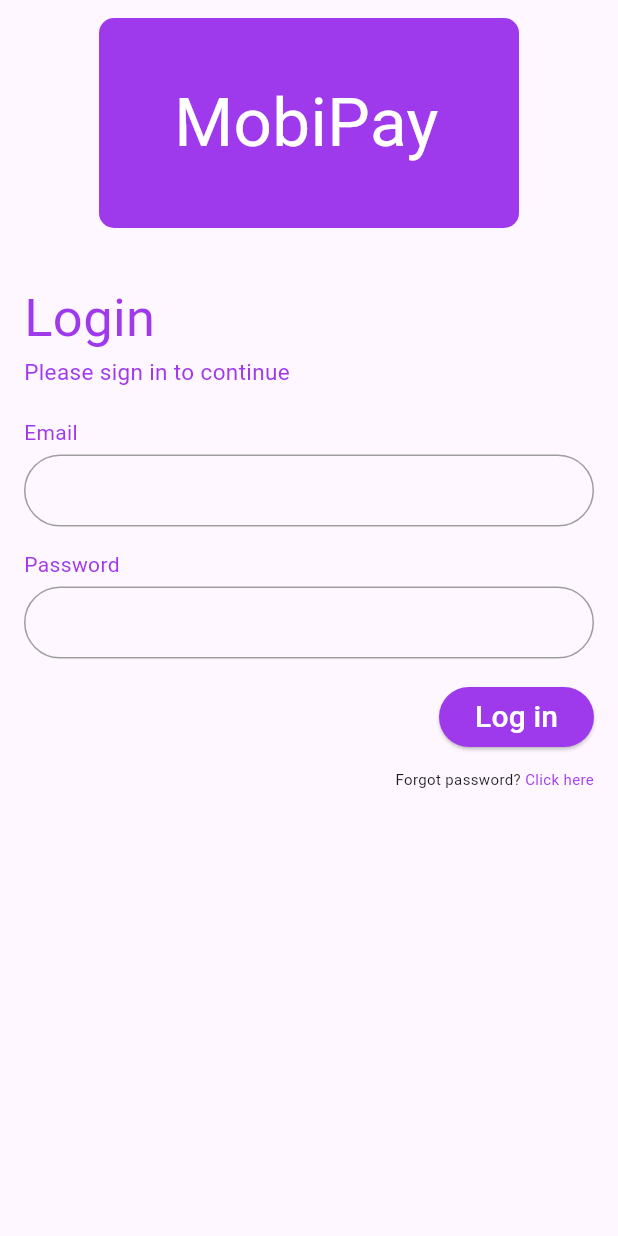
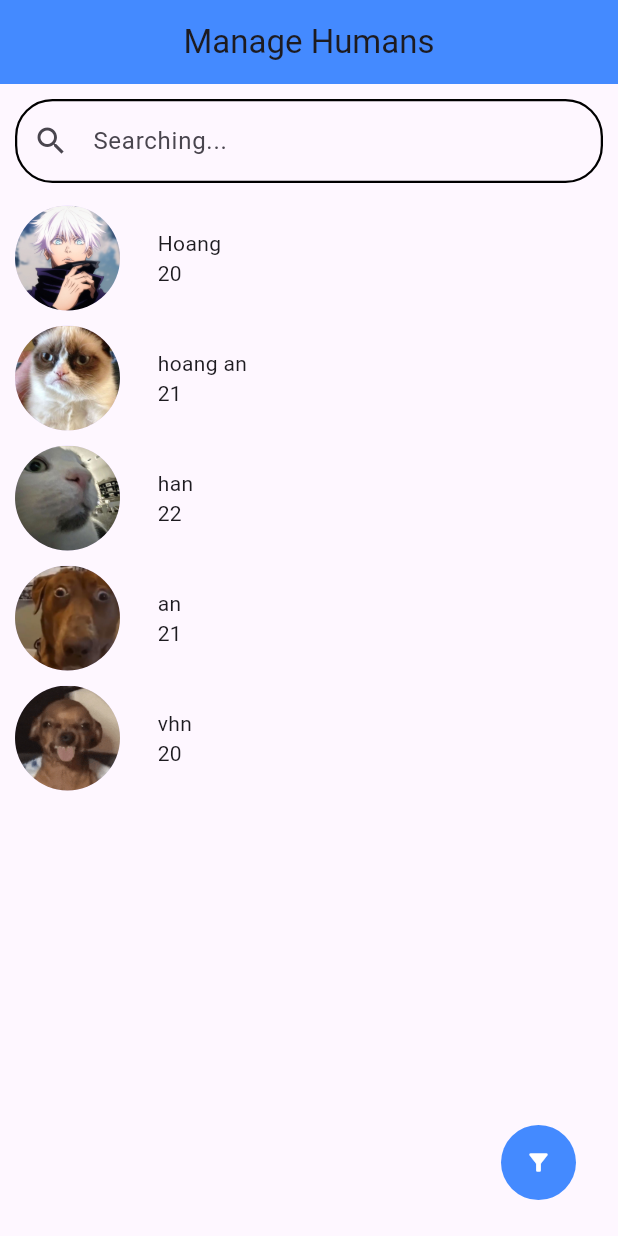
Before and after one commit to hanhan1310/HAnHomeWork, a Flutter app: the screen it shows after launch, on a phone screen of 412 x 824 dp. Run offline on Flutter 3.47's test engine with Material 3 defaults, Android fonts, the phone set to English and light mode, and no system bars.

Commit message:
push_code_btvn_humans_class_to_UI

```diff
--- a/lib/GridViewDemo/demo_grid_view.dart
+++ b/lib/GridViewDemo/demo_grid_view.dart
@@ -1,6 +1,4 @@
-import 'package:flutter/cupertino.dart';
 import 'package:flutter/material.dart';
-import 'package:flutter/widgets.dart';
 import 'package:project_buoi_13/image_class.dart';
 
 class Demo_Grid_View extends StatefulWidget {
--- a/lib/GridViewDemo/test_cards_game.dart
+++ b/lib/GridViewDemo/test_cards_game.dart
@@ -1,6 +1,4 @@
-import 'package:flutter/cupertino.dart';
 import 'package:flutter/material.dart';
-import 'package:flutter/widgets.dart';
 import 'package:project_buoi_13/image_class.dart';
 
 class Demo_Grid_View2 extends StatefulWidget {
--- /dev/null
+++ b/lib/btvn_humans/class_humans.dart
@@ -0,0 +1,8 @@
+class Humans{
+  int _id;
+  String name;
+  int age;
+  String image;
+
+  Humans(this._id, this.name, this.age, this.image);
+}
--- /dev/null
+++ b/lib/btvn_humans/class_manager.dart
@@ -0,0 +1,27 @@
+import 'package:project_buoi_13/btvn_humans/class_humans.dart';
+import 'package:project_buoi_13/image_class.dart';
+
+class Manager extends Humans {
+  static List<Humans> human = [
+    Humans(1, "Hoang", 20, Image_insert.gojo),
+    Humans(2, "hoang an", 21, Image_insert.cat1),
+    Humans(3, "han", 22, Image_insert.cat2),
+    Humans(4, "an", 21, Image_insert.dog2),
+    Humans(5, "vhn", 20, Image_insert.dog1),
+  ];
+  Manager(super.id, super.name, super.age, super.image);
+
+  static void searching(List<Humans> human, String forSearching, List<Humans> saveList) {
+
+    for (int i = 0; i < human.length; i++) {
+      if (human[i].name.contains(forSearching)) {
+        saveList.add(human[i]);
+      }
+    }
+  }
+
+  static List<Humans> sortList(List<Humans> human) {
+    human.sort((b, a) => a.age.compareTo(b.age));
+    return human;
+  }
+}
--- /dev/null
+++ b/lib/btvn_humans/screen.dart
@@ -0,0 +1,131 @@
+import 'package:flutter/material.dart';
+import 'package:project_buoi_13/btvn_humans/class_humans.dart';
+import 'package:project_buoi_13/btvn_humans/class_manager.dart';
+
+class FinalScreen extends StatefulWidget {
+  const FinalScreen({super.key});
+
+  @override
+  State<FinalScreen> createState() => _FinalScreenState();
+}
+
+class _FinalScreenState extends State<FinalScreen> {
+  late List<Humans> humans = [];
+  late List<Humans> saveList = [];
+
+  @override
+  void setState(VoidCallback fn) {
+    // TODO: implement setState
+    super.setState(fn);
+  }
+
+  @override
+  void initState() {
+    // TODO: implement initState
+    saveList;
+    humans = Manager.human;
+    super.initState();
+
+  }
+
+  @override
+  void dispose() {
+    // TODO: implement dispose
+    super.dispose();
+    humans.clear();
+    saveList.clear();
+  }
+
+  @override
+  Widget build(BuildContext context) {
+    return SafeArea(
+      child: Scaffold(
+        appBar: AppBar(
+          title: const Text("Manage Humans"),
+          backgroundColor: Colors.blueAccent,
+          centerTitle: true,
+        ),
+        floatingActionButton: TextButton(
+          onPressed: () {
+            setState(() {
+              Manager.sortList(humans);
+            });
+          },
+          child: Container(
+            height: 50,
+            width: 50,
+            decoration: const BoxDecoration(
+              shape: BoxShape.circle,
+              color: Colors.blueAccent,
+            ),
+            child: const Icon(Icons.filter_list_alt, color: Colors.white,),
+          ),
+
+        ),
+        body: Column(
+          children: [
+            Container(
+              margin: const EdgeInsets.all(10),
+              child: TextFormField(
+                decoration: InputDecoration(
+                  iconColor: Colors.grey,
+                  hintText: "Searching...",
+                  enabledBorder: OutlineInputBorder(
+                    borderRadius: BorderRadius.circular(25),
+                    borderSide:
+                        const BorderSide(color: Colors.black, width: 1.5),
+                  ),
+                  prefixIcon: const Icon(Icons.search),
+                ),
+                onTapOutside: ((even) {
+                  FocusScope.of(context).unfocus();
+                }),
+                onChanged: (value) {
+                  if(value.isEmpty){
+                    saveList = Manager.human;
+                  }else{
+                    Manager.searching(Manager.human, value, saveList);
+                  }
+                  setState(() {
+                    humans = saveList;
+                  },);
+                },
+              ),
+            ),
+            Expanded(
+              child: ListView.builder(
+                itemCount: humans.length,
+                itemBuilder: (context, index) {
+                  return Container(
+                    height: 70,
+                    width: double.maxFinite,
+                    margin: const EdgeInsets.all(5),
+                    child: Row(
+                      children: [
+                        CircleAvatar(
+                          backgroundImage: AssetImage(humans[index].image),
+                          radius: 40,
+                        ),
+                        Container(
+                          margin: const EdgeInsets.symmetric(horizontal: 20),
+                          child: Column(
+                            crossAxisAlignment: CrossAxisAlignment.start,
+                            mainAxisAlignment: MainAxisAlignment.center,
+                            children: [
+                              Text(humans[index].name),
+                              Text(humans[index].age.toString()),
+                            ],
+                          ),
+                        ),
+                      ],
+                    ),
+                  );
+                },
+              ),
+            )
+          ],
+        ),
+      ),
+    );
+  }
+}
--- a/lib/demo_bottom_sheet/demo_bottom_sheet.dart
+++ b/lib/demo_bottom_sheet/demo_bottom_sheet.dart
@@ -1,5 +1,4 @@
 import 'package:flutter/material.dart';
-import 'package:project_buoi_13/image_class.dart';
 
 class DemoBottomSheet extends StatefulWidget {
   const DemoBottomSheet({super.key, required this.count});
--- a/lib/main.dart
+++ b/lib/main.dart
@@ -1,15 +1,5 @@
 import 'package:flutter/material.dart';
-import 'package:project_buoi_13/GridViewDemo/demo_grid_view.dart';
-import 'package:project_buoi_13/GridViewDemo/test_cards_game.dart';
-
-import 'package:project_buoi_13/list_view/tesr.dart';
-import 'package:project_buoi_13/list_view/test.dart';
-import 'package:project_buoi_13/login_screen.dart';
-import 'package:project_buoi_13/screen.dart';
-
-import 'GridViewDemo/grid_view_chest.dart';
-import 'demo_bottom_sheet/demo_bottom_sheet.dart';
-import 'demo_check_box/demo_check_box.dart';
+import 'package:project_buoi_13/btvn_humans/screen.dart';
 
 void main() {
   runApp(const MyApp());
@@ -28,7 +18,7 @@ class MyApp extends StatelessWidget {
         colorScheme: ColorScheme.fromSeed(seedColor: Colors.deepPurple),
         useMaterial3: true,
       ),
-      home: Login_Screen(),
+      home: const FinalScreen(),
     );
   }
 }
```
